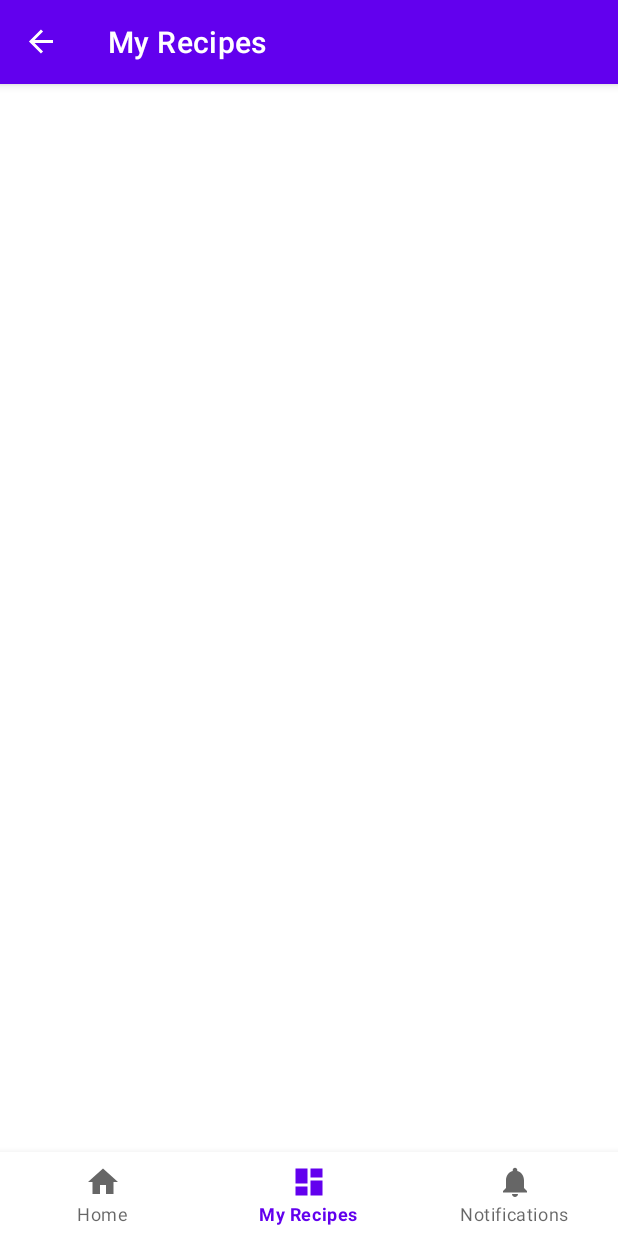
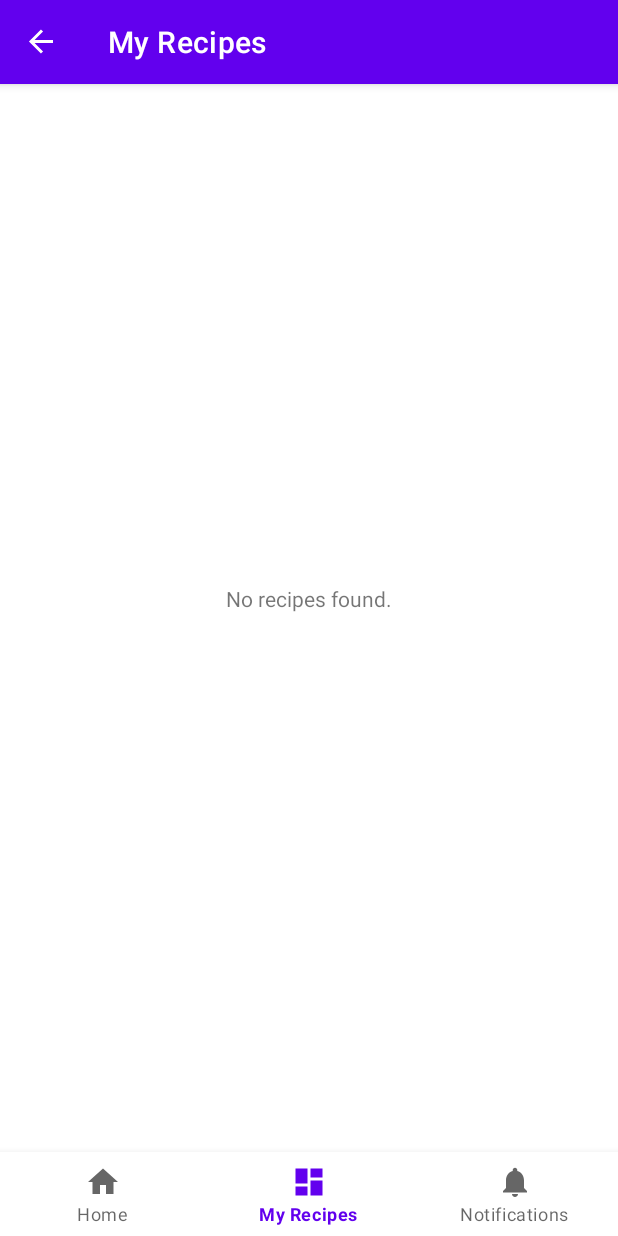
Before and after one commit to spacepigglet/Recipe-converter-app, an Android app: the MyRecipesFragment screen opened through its navigation route, on a phone screen of 412 x 824 dp. Run offline under Robolectric (Android 15) with nearby library versions, the phone set to English and light mode, and no system bars; our stand-ins replace navigation-ui.

Commit message:
Implemented feature view recipe. Huge bug fix: retrieving all recipe details works! (Creation of tables and saving to db is correctly implemented now). ClickListener installed on recycleview. Recipe recipeCard no longer confused with complete Recipe completeRecipe. Enum Unit creation when recreating recipe objects correct.

```diff
--- /dev/null
+++ b/app/src/main/java/com/example/recipe_converter_app/logic/RecyclerViewInterface.java
@@ -0,0 +1,5 @@
+package com.example.recipe_converter_app.logic;
+
+public interface RecyclerViewInterface {
+    void onItemClicked(int position);
+}
--- a/app/src/main/java/com/example/recipe_converter_app/ui/RecipeRecyclerViewAdapter.java
+++ b/app/src/main/java/com/example/recipe_converter_app/ui/RecipeRecyclerViewAdapter.java
@@ -14,17 +14,20 @@ import androidx.recyclerview.widget.RecyclerView;
 
 import com.example.recipe_converter_app.R;
 import com.example.recipe_converter_app.logic.Recipe;
+import com.example.recipe_converter_app.logic.RecyclerViewInterface;
 
 import java.util.ArrayList;
 
 public class RecipeRecyclerViewAdapter extends RecyclerView.Adapter<RecipeRecyclerViewAdapter.MyViewHolder>{
 
+    private final RecyclerViewInterface recyclerViewInterface;
     private final Context context;
     private final ArrayList<Recipe> recipeCardModels;
 
-    public RecipeRecyclerViewAdapter(Context context, ArrayList<Recipe> recipes) {
+    public RecipeRecyclerViewAdapter(Context context, ArrayList<Recipe> recipes, RecyclerViewInterface recyclerViewInterface) {
+        this.context = context;
         this.recipeCardModels = recipes;
-        this.context = context;
+        this.recyclerViewInterface = recyclerViewInterface;
     }
 
     @NonNull
@@ -32,7 +35,7 @@ public class RecipeRecyclerViewAdapter extends RecyclerView.Adapter<RecipeRecycl
     public RecipeRecyclerViewAdapter.MyViewHolder onCreateViewHolder(@NonNull ViewGroup parent, int viewType) {
         LayoutInflater inflater = LayoutInflater.from(context);
         View view = inflater.inflate(R.layout.recycler_view_row, parent, false);
-        return new RecipeRecyclerViewAdapter.MyViewHolder(view);
+        return new RecipeRecyclerViewAdapter.MyViewHolder(view, recyclerViewInterface);
     }
 
     @Override
@@ -53,13 +56,21 @@ public class RecipeRecyclerViewAdapter extends RecyclerView.Adapter<RecipeRecycl
         return recipeCardModels.size();
     }
 
-    public class MyViewHolder extends RecyclerView.ViewHolder {
+    public static class MyViewHolder extends RecyclerView.ViewHolder {
         TextView tvRecipeName;
         ImageView imageview;
-        public MyViewHolder(@NonNull View itemView) {
+        public MyViewHolder(@NonNull View itemView, RecyclerViewInterface recyclerViewInterface) {
             super(itemView);
             tvRecipeName = itemView.findViewById(R.id.textView);
             imageview = itemView.findViewById(R.id.imageView);
+            itemView.setOnClickListener(view -> {
+                if(recyclerViewInterface != null){
+                    int position = getAdapterPosition();
+                    if(position != RecyclerView.NO_POSITION);{
+                        recyclerViewInterface.onItemClicked(position);
+                    }
+                }
+            });
         }
     }
 }
--- a/app/src/main/java/com/example/recipe_converter_app/ui/dashboard/MyRecipesFragment.java
+++ b/app/src/main/java/com/example/recipe_converter_app/ui/dashboard/MyRecipesFragment.java
@@ -1,6 +1,7 @@
 package com.example.recipe_converter_app.ui.dashboard;
 
 import android.os.Bundle;
+import android.util.Log;
 import android.view.LayoutInflater;
 import android.view.View;
 import android.view.ViewGroup;
@@ -8,17 +9,19 @@ import android.view.ViewGroup;
 import androidx.annotation.NonNull;
 import androidx.fragment.app.Fragment;
 import androidx.lifecycle.ViewModelProvider;
+import androidx.navigation.fragment.NavHostFragment;
 import androidx.recyclerview.widget.LinearLayoutManager;
 
+import com.example.recipe_converter_app.R;
 import com.example.recipe_converter_app.databinding.FragmentMyRecipesBinding;
 import com.example.recipe_converter_app.logic.Recipe;
-import com.example.recipe_converter_app.ui.RecipeCardModel;
+import com.example.recipe_converter_app.logic.RecyclerViewInterface;
 import com.example.recipe_converter_app.ui.RecipeRecyclerViewAdapter;
 
 import java.util.ArrayList;
 
 
-public class MyRecipesFragment extends Fragment {
+public class MyRecipesFragment extends Fragment implements RecyclerViewInterface {
 
     private FragmentMyRecipesBinding binding;
     private MyRecipesViewModel myRecipesViewModel;
@@ -27,22 +30,31 @@ public class MyRecipesFragment extends Fragment {
     public View onCreateView(@NonNull LayoutInflater inflater,
                              ViewGroup container, Bundle savedInstanceState) {
         myRecipesViewModel =
-                new ViewModelProvider(this).get(MyRecipesViewModel.class);
+                new ViewModelProvider(requireActivity()).get(MyRecipesViewModel.class);
 
         binding = FragmentMyRecipesBinding.inflate(inflater, container, false);
         View root = binding.getRoot();
         setupRecipeCardModels();
         //setup must be done before adapter
-        RecipeRecyclerViewAdapter adapter = new RecipeRecyclerViewAdapter(getContext(), recipeCardModels);
+        RecipeRecyclerViewAdapter adapter = new RecipeRecyclerViewAdapter(getContext(), recipeCardModels, this);
         binding.recipeRecyclerView.setAdapter(adapter);
         binding.recipeRecyclerView.setLayoutManager(new LinearLayoutManager(getContext()));
+
+        // Show message if no recipes found
+        if (recipeCardModels.isEmpty()) {
+            binding.noRecipesMessage.setVisibility(View.VISIBLE);
+        } else {
+            binding.noRecipesMessage.setVisibility(View.GONE);
+        }
 
         return root;
     }
 
+
     private void setupRecipeCardModels() {
         ArrayList<Recipe> recipes = myRecipesViewModel.getAllRecipesFromDatabase(getContext());
         recipeCardModels = recipes;
+
     }
 
     @Override
@@ -50,4 +62,14 @@ public class MyRecipesFragment extends Fragment {
         super.onDestroyView();
         binding = null;
     }
+
+    @Override
+    public void onItemClicked(int position) {
+        Recipe recipe = recipeCardModels.get(position);
+        myRecipesViewModel.setSelectedRecipeCard(recipe);
+        Log.d("debug view recipe", "MyRecipesFragment onItemClicked recipe card id: " + recipe);
+        NavHostFragment.findNavController(MyRecipesFragment.this)
+                .navigate(R.id.action_MyRecipesFragment_to_ViewRecipeFragment);
+    }
+
 }
--- a/app/src/main/java/com/example/recipe_converter_app/ui/home/HomeFragment.java
+++ b/app/src/main/java/com/example/recipe_converter_app/ui/home/HomeFragment.java
@@ -28,12 +28,6 @@ public class HomeFragment extends Fragment {
         View root = binding.getRoot();
 
         viewModel = new ViewModelProvider(requireActivity()).get(NewRecipeViewModel.class);
-        /*viewModel.getFilters().observe(getViewLifecycleOwner(), set -> {
-            // Update the selected filters UI.
-        });*/
-
-        final EditText editText = binding.editRecipeTitle;
-        //String title = editText.getText().toString();
 
         binding.newRecipeButton.setOnClickListener(view -> {
             String title = binding.editRecipeTitle.getText().toString();
@@ -50,17 +44,9 @@ public class HomeFragment extends Fragment {
 
         });
 
-        //homeViewModel.getText().observe(getViewLifecycleOwner(), textView::setText);
         return root;
     }
 
-    /*public void onFilterSelected(Filter filter) {
-        viewModel.addFilter(filter);
-    }
-
-    public void onFilterDeselected(Filter filter) {
-        viewModel.removeFilter(filter);
-    }*/
 
     @Override
     public void onDestroyView() {
--- a/app/src/main/res/layout/fragment_my_recipes.xml
+++ b/app/src/main/res/layout/fragment_my_recipes.xml
@@ -13,5 +13,16 @@
         android:layout_width="match_parent"
         android:layout_height="match_parent" />
 
+    <TextView
+        android:id="@+id/no_recipes_message"
+        android:layout_width="wrap_content"
+        android:layout_height="wrap_content"
+        android:text="@string/no_recipes_found"
+        android:visibility="gone"
+        app:layout_constraintBottom_toBottomOf="parent"
+        app:layout_constraintEnd_toEndOf="parent"
+        app:layout_constraintStart_toStartOf="parent"
+        app:layout_constraintTop_toTopOf="parent"
+        app:layout_constraintVertical_bias="0.40" />
 
 </androidx.constraintlayout.widget.ConstraintLayout>
--- a/app/src/main/res/navigation/mobile_navigation.xml
+++ b/app/src/main/res/navigation/mobile_navigation.xml
@@ -18,7 +18,10 @@
         android:id="@+id/navigation_my_recipes"
         android:name="com.example.recipe_converter_app.ui.dashboard.MyRecipesFragment"
         android:label="@string/title_dashboard"
-        tools:layout="@layout/fragment_my_recipes" />
+        tools:layout="@layout/fragment_my_recipes"/>
+    <action
+        android:id="@+id/action_MyRecipesFragment_to_ViewRecipeFragment"
+        app:destination="@id/navigation_view_recipe" />
 
     <fragment
         android:id="@+id/navigation_notifications"
@@ -44,5 +47,12 @@
             android:id="@+id/action_ChooseBaseIngredientFragment_to_HomeFragment"
             app:destination="@id/navigation_home" />
     </fragment>
+    <fragment
+        android:id="@+id/navigation_view_recipe"
+        android:name="com.example.recipe_converter_app.ui.dashboard.ViewRecipeFragment"
+        android:label=""
+        tools:layout="@layout/fragment_my_recipes">
+
+    </fragment>
 
 </navigation>
--- a/app/src/main/res/values/strings.xml
+++ b/app/src/main/res/values/strings.xml
@@ -8,7 +8,7 @@
     <string name="new_amount">New amount</string>
     <string name="add_button_text">Add to recipe</string>
     <string name="next_button_text">Next</string>
-    <string name="edit_title">Recipe title</string>
+    <string name="edit_title">Enter recipe title</string>
     <string name="new_recipe_button_text">Create new recipe</string>
     <string name="title_add_ingredients">Add Ingredients</string>
     <string name="recipe">"Recipe: "</string>
@@ -16,4 +16,7 @@
     <string name="choose_base_ingredient">Choose Base Ingredient</string>
     <string name="generate_recipe">Generate recipe!</string>
     <string name="new_amount_instruction">Enter the amount of %s to base the new recipe on:</string>
+    <string name="no_recipes_found">No recipes found.</string>
+    <string name="text_size_normal">24sp</string>
+    <string name="text_size_title">28sp</string>
 </resources>
```
Also changed, not shown: app/src/main/java/com/example/recipe_converter_app/logic/DatabaseHelper.java (+161 -19 lines), app/src/main/java/com/example/recipe_converter_app/logic/Recipe.java (+24 -1 lines), app/src/main/java/com/example/recipe_converter_app/logic/Unit.java (+10 -0 lines), app/src/main/java/com/example/recipe_converter_app/ui/dashboard/MyRecipesViewModel.java (+23 -11 lines), app/src/main/java/com/example/recipe_converter_app/ui/dashboard/ViewRecipeFragment.java (added, +44 -0 lines), app/src/main/java/com/example/recipe_converter_app/ui/home/AddIngredientsFragment.java (+5 -5 lines), app/src/main/java/com/example/recipe_converter_app/ui/home/NewRecipeViewModel.java (+8 -2 lines), app/src/main/res/layout/fragment_view_recipe.xml (added, +26 -0 lines).
